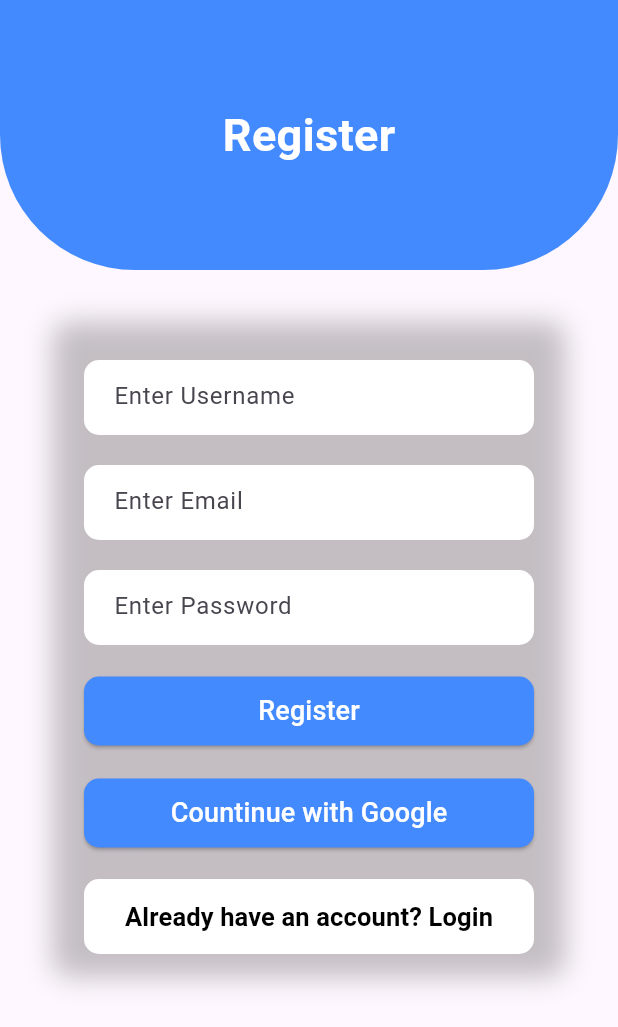
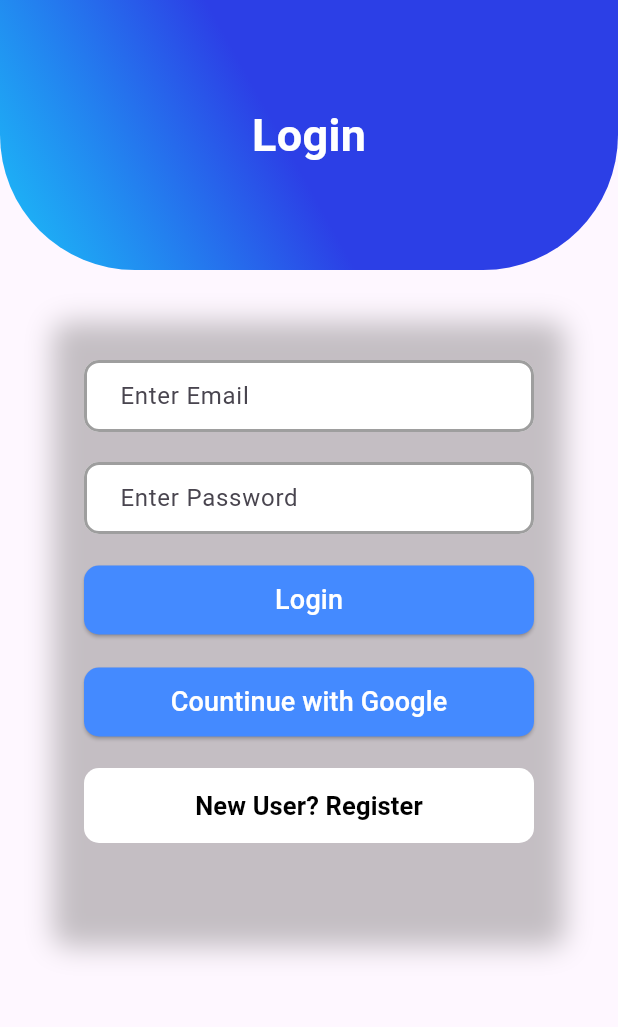
Before and after one commit to Jatindarji03/to-do-flutter, a Flutter app: the screen it shows after launch, on a phone screen of 412 x 824 dp. Shown: the top 1027 px of the screen. Run offline on Flutter 3.47's test engine with Material 3 defaults, Android fonts, the phone set to English and light mode, and no system bars.

```diff
--- a/lib/main.dart
+++ b/lib/main.dart
@@ -1,4 +1,5 @@
 import 'package:flutter/material.dart';
+import 'package:todo/pages/login_page.dart';
 import 'package:todo/pages/register_page.dart';
 import 'package:todo/routes/route.dart';
 
@@ -11,12 +12,13 @@ class MainApp extends StatelessWidget {
 
   @override
   Widget build(BuildContext context) {
-    return  MaterialApp(
+    return MaterialApp(
       initialRoute: '/',
       debugShowCheckedModeBanner: false,
       routes: {
-        '/':(context) => RegisterPage(),
-        MyRoutes.registerRoute:(context) => RegisterPage()
+        '/': (context) => LoginPage(),
+        MyRoutes.registerRoute: (context) => RegisterPage(),
+        MyRoutes.loginRoute: (context) => LoginPage(),
       },
     );
   }
--- /dev/null
+++ b/lib/pages/login_page.dart
@@ -0,0 +1,153 @@
+import 'package:flutter/material.dart';
+import 'package:todo/routes/route.dart';
+import 'package:todo/widgets/animated.dart';
+import 'package:todo/widgets/edit_text.dart';
+
+class LoginPage extends StatefulWidget {
+  const LoginPage({super.key});
+
+  @override
+  State<LoginPage> createState() => _LoginPageState();
+}
+
+class _LoginPageState extends State<LoginPage> {
+  final _formKey = GlobalKey<FormState>();
+  TextEditingController emailController = TextEditingController();
+  TextEditingController passwordController = TextEditingController();
+  @override
+  Widget build(BuildContext context) {
+    return Scaffold(
+      body: SafeArea(
+        child: SingleChildScrollView(
+            child: Column(
+          children: [
+            Stack(
+              children: [
+                AnimatedGradientBackground(),
+                const Positioned.fill(
+                    child: Center(
+                  child: Text("Login",
+                      style: TextStyle(
+                        fontSize: 30,
+                        fontWeight: FontWeight.bold,
+                        color: Colors.white,
+                      )),
+                ))
+              ],
+            ),
+            const SizedBox(height: 40),
+            Container(
+              width: 325,
+              height: 400,
+              decoration: BoxDecoration(
+                boxShadow: [
+                  BoxShadow(
+                    color: const Color.fromARGB(255, 108, 105, 105)
+                        .withOpacity(0.4),
+                    spreadRadius: 8,
+                    blurRadius: 15,
+                    offset: const Offset(0, 3),
+                  )
+                ],
+                borderRadius: BorderRadius.circular(10),
+              ),
+              child: Form(
+                key: _formKey,
+                child: Column(
+                  children: [
+                    MyEditText(
+                      hint: "Enter Email",
+                      textEditingController: emailController,
+                    ),
+                    MyEditText(
+                      hint: "Enter Password",
+                      textEditingController: passwordController,
+                    ),
+                    Container(
+                      width: 300, // Same width as MyEditText
+                      margin:
+                          const EdgeInsets.only(top: 20), // Optional spacing
+                      child: ElevatedButton(
+                        onPressed: () {
+                          if (_formKey.currentState!.validate()) {
+                            print("Login Successful");
+                          }
+                        },
+                        style: ButtonStyle(
+                          backgroundColor:
+                              MaterialStateProperty.all(Colors.blueAccent[200]),
+                          padding: MaterialStateProperty.all(
+                            const EdgeInsets.symmetric(
+                              vertical: 10,
+                            ),
+                          ),
+                          shape: MaterialStateProperty.all(
+                            RoundedRectangleBorder(
+                              borderRadius: BorderRadius.circular(10),
+                            ),
+                          ),
+                        ),
+                        child: const Text(
+                          "Login",
+                          style: TextStyle(color: Colors.white, fontSize: 18),
+                        ),
+                      ),
+                    ),
+                    Container(
+                      width: 300, // Same width as MyEditText
+                      margin:
+                          const EdgeInsets.only(top: 20), // Optional spacing
+                      child: ElevatedButton(
+                        onPressed: () {},
+                        style: ButtonStyle(
+                          backgroundColor:
+                              MaterialStateProperty.all(Colors.blueAccent[200]),
+                          padding: MaterialStateProperty.all(
+                            const EdgeInsets.symmetric(
+                              vertical: 10,
+                            ),
+                          ),
+                          shape: MaterialStateProperty.all(
+                            RoundedRectangleBorder(
+                              borderRadius: BorderRadius.circular(10),
+                            ),
+                          ),
+                        ),
+                        child: const Text(
+                          "Countinue with Google",
+                          style: TextStyle(color: Colors.white, fontSize: 18),
+                        ),
+                      ),
+                    ),
+                    Container(
+                      height: 50,
+                      width: 300,
+                      margin: const EdgeInsets.only(top: 20),
+                      decoration: BoxDecoration(
+                        color: Colors.white,
+                        borderRadius: BorderRadius.circular(10),
+                      ),
+                      child: TextButton(
+                        onPressed: () {
+                          Navigator.pushReplacementNamed(
+                              context, MyRoutes.registerRoute);
+                        },
+                        child: const Text(
+                          "New User? Register",
+                          style: TextStyle(
+                              color: Colors.black,
+                              fontSize: 17,
+                              fontWeight: FontWeight.bold),
+                        ),
+                      ),
+                    )
+                  ],
+                ),
+              ),
+            )
+          ],
+        )),
+      ),
+    );
+  }
+}
--- a/lib/pages/register_page.dart
+++ b/lib/pages/register_page.dart
@@ -1,4 +1,5 @@
 import 'package:flutter/material.dart';
+import 'package:todo/routes/route.dart';
 import 'package:todo/widgets/edit_text.dart';
 
 class RegisterPage extends StatefulWidget {
@@ -141,7 +142,10 @@ class _RegisterPageState extends State<RegisterPage> {
                           borderRadius: BorderRadius.circular(10),
                         ),
                         child: TextButton(
-                          onPressed: () {},
+                          onPressed: () {
+                            Navigator.pushReplacementNamed(
+                                context, MyRoutes.loginRoute);
+                          },
                           child: const Text(
                             "Already have an account? Login",
                             style: TextStyle(
--- a/lib/routes/route.dart
+++ b/lib/routes/route.dart
@@ -1,3 +1,4 @@
 class MyRoutes{
   static String registerRoute = "/register";
+  static String loginRoute = "/login";
 }
--- /dev/null
+++ b/lib/widgets/animated.dart
@@ -0,0 +1,63 @@
+import 'package:flutter/material.dart';
+
+class AnimatedGradientBackground extends StatefulWidget {
+  const AnimatedGradientBackground({super.key});
+
+  @override
+  State<AnimatedGradientBackground> createState() =>
+      _AnimatedGradientBackgroundState();
+}
+
+class _AnimatedGradientBackgroundState extends State<AnimatedGradientBackground>
+    with SingleTickerProviderStateMixin {
+  late AnimationController _controller;
+  late Animation<AlignmentGeometry> _alignmentAnimation;
+
+  @override
+  void initState() {
+    super.initState();
+
+    _controller = AnimationController(
+      duration: const Duration(seconds: 5),
+      vsync: this,
+    )..repeat(reverse: true);
+
+    _alignmentAnimation = Tween<AlignmentGeometry>(
+      begin: Alignment.topLeft,
+      end: Alignment.bottomRight,
+    ).animate(_controller);
+  }
+
+  @override
+  void dispose() {
+    _controller.dispose();
+    super.dispose();
+  }
+
+  @override
+  Widget build(BuildContext context) {
+    return AnimatedBuilder(
+      animation: _alignmentAnimation,
+      builder: (context, child) {
+        return Container(
+          width: double.infinity,
+          height: 180,
+          decoration: BoxDecoration(
+            gradient: LinearGradient(
+              begin: _alignmentAnimation.value,
+              end: Alignment.bottomLeft,
+              colors: [
+                Color.fromARGB(255, 44, 63, 230),
+                Color.fromARGB(230, 3, 186, 247),
+              ],
+            ),
+            borderRadius: const BorderRadius.only(
+              bottomLeft: Radius.circular(90),
+              bottomRight: Radius.circular(90),
+            ),
+          ),
+        );
+      },
+    );
+  }
+}
--- a/lib/widgets/edit_text.dart
+++ b/lib/widgets/edit_text.dart
@@ -3,25 +3,46 @@ import 'package:flutter/material.dart';
 class MyEditText extends StatelessWidget {
   final String hint;
   final TextEditingController textEditingController;
-  const MyEditText(
-      {super.key, required this.hint, required this.textEditingController});
+
+  const MyEditText({
+    super.key,
+    required this.hint,
+    required this.textEditingController,
+  });
 
   @override
   Widget build(BuildContext context) {
     return Container(
       width: 300,
-      height: 50,
       margin: const EdgeInsets.only(top: 20),
-      padding: const EdgeInsets.only(left: 20),
-      decoration: BoxDecoration(
-        color: Colors.white,
-        borderRadius: BorderRadius.circular(10),
-      ),
       child: TextFormField(
+        validator: (value){
+          if(value!.isEmpty){
+            return "This field cannot be empty";
+
+          }
+          return null;
+        },
         controller: textEditingController,
         decoration: InputDecoration(
           hintText: hint,
-          border: InputBorder.none,
+          filled: true,
+          fillColor: Colors.white, // Background color of the field
+          contentPadding: const EdgeInsets.symmetric(horizontal: 20),
+          enabledBorder: OutlineInputBorder(
+            borderRadius: BorderRadius.circular(10),
+            borderSide: const BorderSide(
+              color: Colors.grey, // Default border color
+              width: 2,
+            ),
+          ),
+          focusedBorder: OutlineInputBorder(
+            borderRadius: BorderRadius.circular(10),
+            borderSide: const BorderSide(
+              color: Colors.blue, // Border color when focused
+              width: 2,
+            ),
+          ),
         ),
       ),
     );
```
